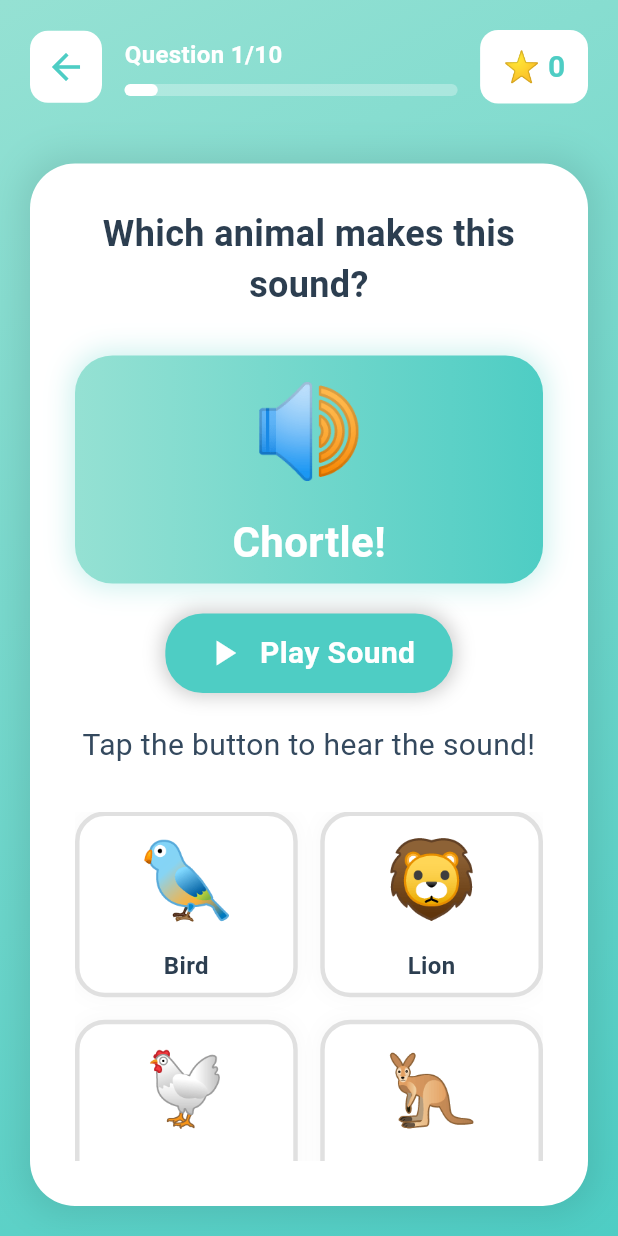
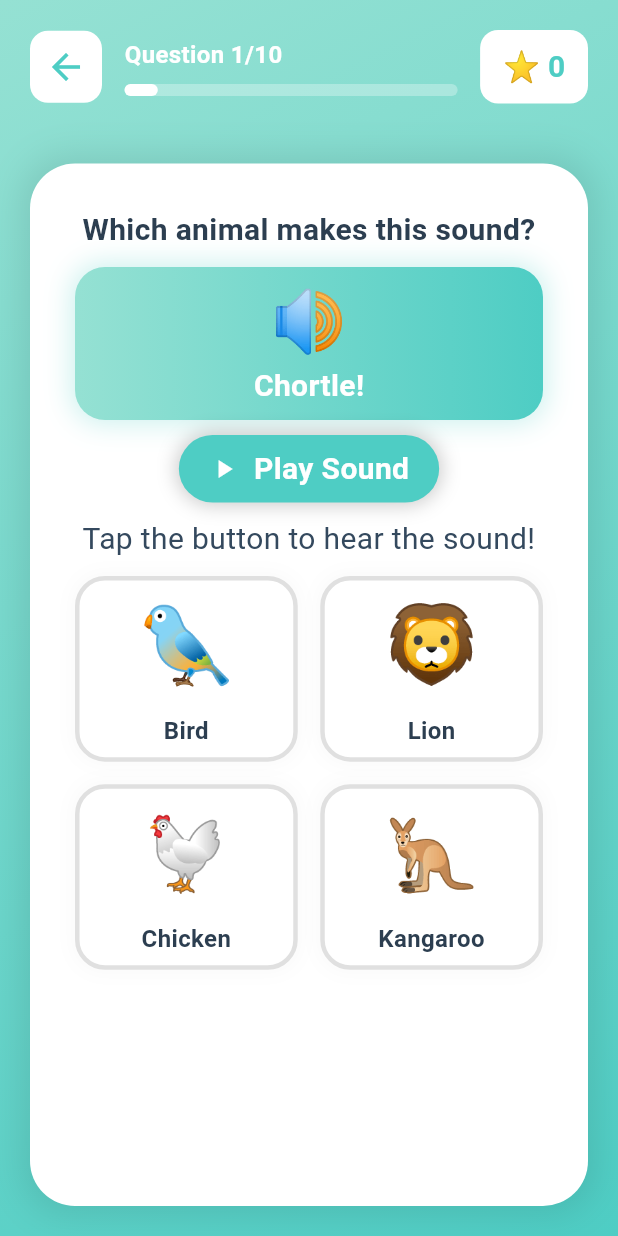
Before and after one commit to LokmanHossen/MagicGameForChild, a Flutter app: the AnimalGameScreen screen opened by its route, on a phone screen of 412 x 824 dp. Run offline on Flutter 3.47's test engine with Material 3 defaults, Android fonts, the phone set to English and light mode, and no system bars; our stand-ins replace flutter_tts, get, get_storage; accounts and stored records are empty; Roboto replaces fonts that are missing (Comic Sans MS).

Commit message:
fixed error

```diff
--- a/lib/screens/games/animal_game/animal_game_screen.dart
+++ b/lib/screens/games/animal_game/animal_game_screen.dart
@@ -231,21 +231,18 @@ class AnimalGameScreen extends StatelessWidget {
                     ? 'Which animal makes this sound?'
                     : 'Where does this animal live?',
                 style: const TextStyle(
-                  fontSize: 24,
+                  fontSize: 20,
                   fontWeight: FontWeight.bold,
                   color: Color(0xFF2C3E50),
                 ),
                 textAlign: TextAlign.center,
               )),
 
-          const SizedBox(height: 30),
+          const SizedBox(height: 10),
 
-          // Current Animal or Question
           Obx(() => Column(
                 children: [
                   Container(
-                    // width: 200,
-                    // height: 200,
                     padding: const EdgeInsets.all(8),
                     decoration: BoxDecoration(
                       gradient: const LinearGradient(
@@ -254,7 +251,7 @@ class AnimalGameScreen extends StatelessWidget {
                           Color(0xFF4ECDC4),
                         ],
                       ),
-                      borderRadius: BorderRadius.circular(25),
+                      borderRadius: BorderRadius.circular(20),
                       boxShadow: [
                         BoxShadow(
                           color: const Color(0xFF4ECDC4).withValues(alpha: 0.3),
@@ -271,14 +268,14 @@ class AnimalGameScreen extends StatelessWidget {
                                 // Speaker emoji
                                 const Text(
                                   '🔊',
-                                  style: TextStyle(fontSize: 60),
+                                  style: TextStyle(fontSize: 40),
                                 ),
-                                const SizedBox(height: 10),
+                                // const SizedBox(height: 10),
                                 // Sound text
                                 Text(
                                   controller.currentQuestionSound.value,
                                   style: const TextStyle(
-                                    fontSize: 28,
+                                    fontSize: 20,
                                     fontWeight: FontWeight.bold,
                                     color: Colors.white,
                                   ),
@@ -293,18 +290,17 @@ class AnimalGameScreen extends StatelessWidget {
                                 Text(
                                   controller.currentAnimal.value,
                                   style: const TextStyle(
-                                    fontSize: 80,
+                                    fontSize: 60,
                                     fontWeight: FontWeight.bold,
                                     color: Colors.white,
                                   ),
                                 ),
-                                const SizedBox(height: 10),
                                 Text(
                                   controller.animalData[controller
                                           .currentAnimal.value]?['name'] ??
                                       '',
                                   style: const TextStyle(
-                                    fontSize: 24,
+                                    fontSize: 20,
                                     color: Colors.white,
                                   ),
                                 ),
@@ -312,18 +308,14 @@ class AnimalGameScreen extends StatelessWidget {
                             ),
                           ),
                   ),
-
-                  // Sound play button (only for sound mode)
                   if (controller.gameMode.value == 'sound') ...[
-                    const SizedBox(height: 20),
-
-                    // Sound play button
+                    const SizedBox(height: 10),
                     Obx(() => GestureDetector(
                           onTap: controller.playAnimalSound,
                           child: Container(
                             padding: const EdgeInsets.symmetric(
-                              horizontal: 25,
-                              vertical: 12,
+                              horizontal: 20,
+                              vertical: 8,
                             ),
                             decoration: BoxDecoration(
                               color: controller.isPlayingSound.value
@@ -346,7 +338,7 @@ class AnimalGameScreen extends StatelessWidget {
                                       ? Icons.pause
                                       : Icons.play_arrow,
                                   color: Colors.white,
-                                  size: 28,
+                                  size: 20,
                                 ),
                                 const SizedBox(width: 10),
                                 Text(
@@ -364,10 +356,7 @@ class AnimalGameScreen extends StatelessWidget {
                           ),
                         )),
                   ],
-
-                  const SizedBox(height: 20),
-
-                  // Instruction text
+                  const SizedBox(height: 10),
                   Text(
                     controller.gameMode.value == 'sound'
                         ? 'Tap the button to hear the sound!'
@@ -381,7 +370,7 @@ class AnimalGameScreen extends StatelessWidget {
                 ],
               )),
 
-          const SizedBox(height: 30),
+          const SizedBox(height: 10),
 
           // Options
           Expanded(
```
Also changed, not shown: lib/screens/games/color_game/color_game_screen.dart (+21 -28 lines).
